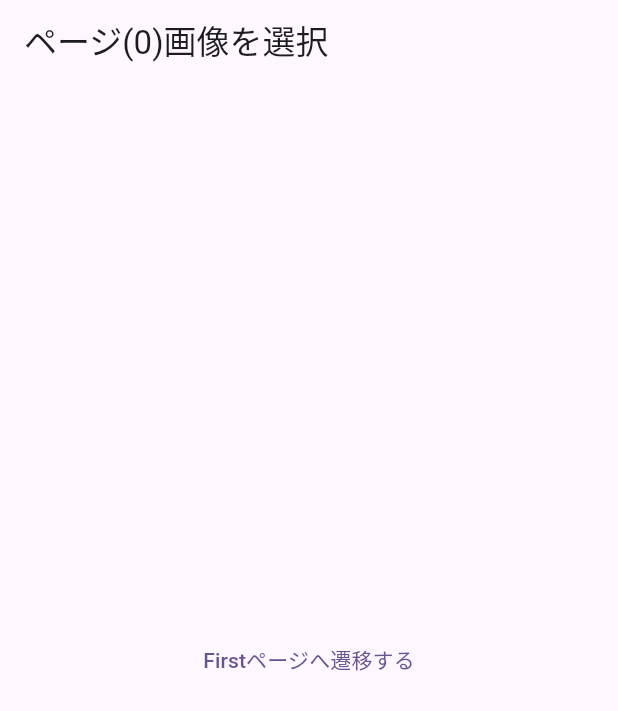
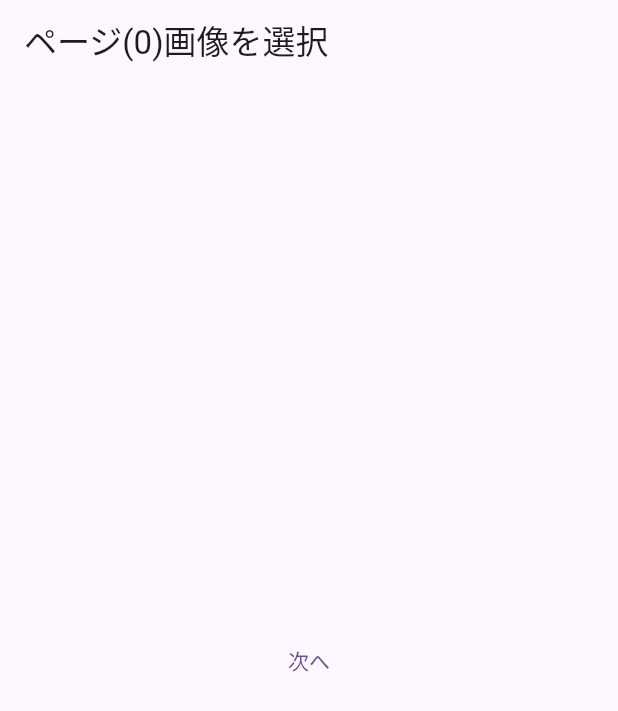
Before and after one commit to kobayuu1230/flutterMock, a Flutter app: the screen it shows after launch, on a phone screen of 412 x 824 dp. Shown: the top 711 px of the screen. Run offline on Flutter 3.47's test engine with Material 3 defaults, Android fonts, the phone set to English and light mode, and no system bars.

Commit message:
テキスト変更&画像試し

```diff
--- a/lib/HomePage.dart
+++ b/lib/HomePage.dart
@@ -10,7 +10,7 @@ class homePage extends StatelessWidget{
       ),
       body : Center(
         child: TextButton(
-          child: Text("Firstページへ遷移する"),
+          child: Text("次へ"),
           onPressed: (){
            // （1） 指定した画面に遷移する
             Navigator.push(
@@ -18,6 +18,7 @@ class homePage extends StatelessWidget{
               MaterialPageRoute(
               // （2） 実際に表示するページ(ウィジェット)を指定する
               builder: (context) => firstPage()
+
         ));
           },
         ),
--- a/lib/SecondPage.dart
+++ b/lib/SecondPage.dart
@@ -10,7 +10,7 @@ class SecondPage extends StatelessWidget{
       ),
       body : Center(
         child: TextButton(
-          child: Text("Thirdページへ遷移する"),
+          child: Text("次へ"),
           onPressed: (){
              // （1） 指定した画面に遷移する
             Navigator.push(
--- a/lib/firstpage.dart
+++ b/lib/firstpage.dart
@@ -9,14 +9,16 @@ class firstPage extends StatelessWidget{
       ),
       body : Center(
         child: TextButton(
-          child: Text("secondページへ遷移する"),
+          child: Text("次へ"),
           onPressed: (){
+            Image.asset('images/owl-2.jpg');
              // （1） 指定した画面に遷移する
             Navigator.push(
               context,
               MaterialPageRoute(
               // （2） 実際に表示するページ(ウィジェット)を指定する
               builder: (context) => SecondPage()
+
         ));
           },
         ),
```
